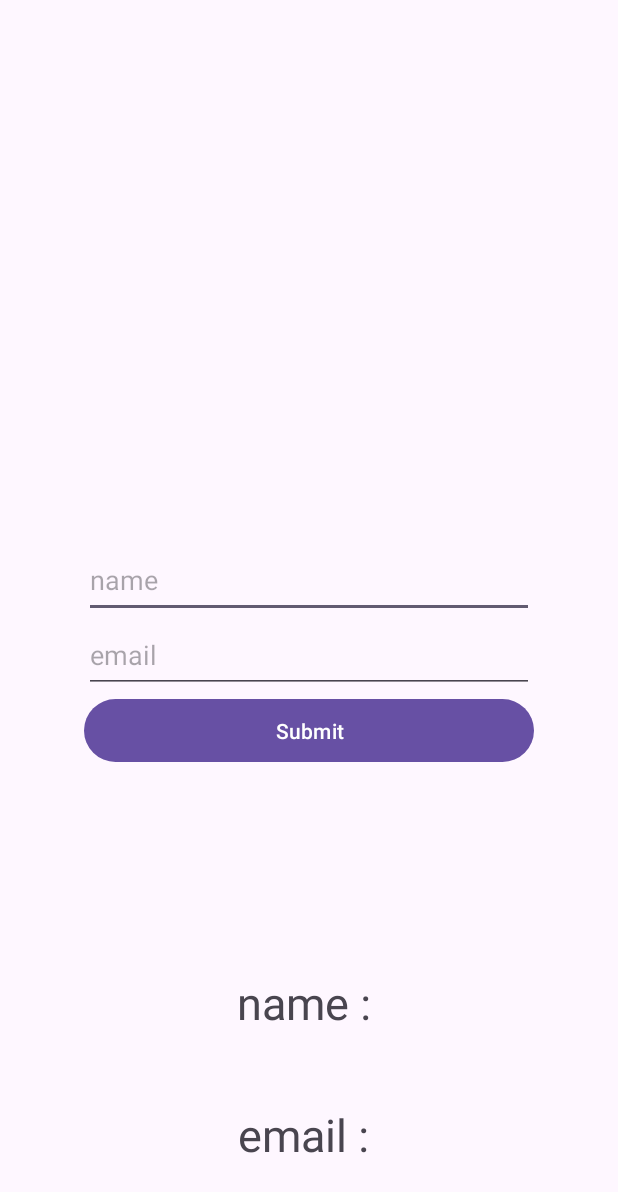
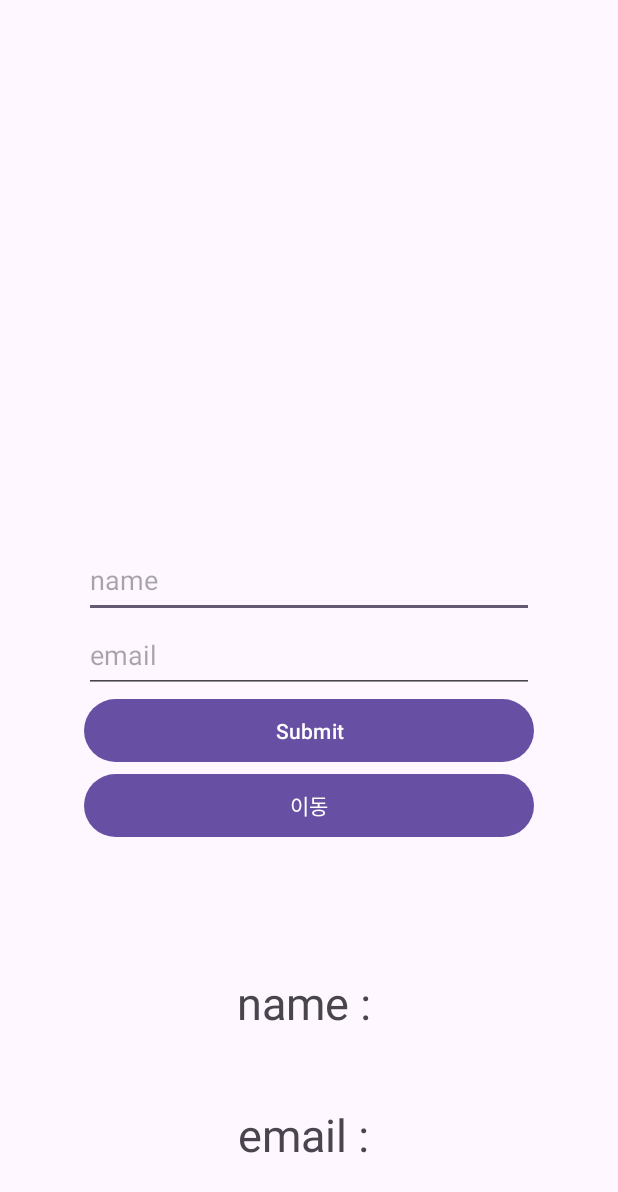
Before and after one commit to rmsp7223123/mvp, an Android app: the screen it shows after launch (MainActivity), on a phone screen of 412 x 824 dp. Shown: the top 1192 px of the screen. Run offline under Robolectric (Android 15) with nearby library versions, the phone set to English and light mode, and no system bars.

Commit message:
그래들 추가 , 모델 추가

```diff
--- a/app/src/main/AndroidManifest.xml
+++ b/app/src/main/AndroidManifest.xml
@@ -13,6 +13,9 @@
         android:theme="@style/Theme.Mvp"
         tools:targetApi="31">
         <activity
+            android:name=".TestActivity"
+            android:exported="false" />
+        <activity
             android:name=".MainActivity"
             android:exported="true">
             <intent-filter>
--- a/app/src/main/java/com/example/mvp/MainActivity.kt
+++ b/app/src/main/java/com/example/mvp/MainActivity.kt
@@ -1,5 +1,6 @@
 package com.example.mvp
 
+import android.content.Intent
 import androidx.appcompat.app.AppCompatActivity
 import android.os.Bundle
 import com.example.mvp.databinding.ActivityMainBinding
@@ -21,6 +22,11 @@ class MainActivity : AppCompatActivity(), Contract.View { // Contract.View 인
 
         presenter.initInfo();
         initButtonListener();
+
+        binding.btnMove.setOnClickListener {
+            startActivity(Intent(this, TestActivity::class.java));
+        };
+
     }
 
     override fun showInfo(info: JSONObject) { // 프리젠터에서 전달된 데이터를 화면에 표시하는 역할
--- a/app/src/main/res/layout/activity_main.xml
+++ b/app/src/main/res/layout/activity_main.xml
@@ -40,6 +40,16 @@
         app:layout_constraintTop_toBottomOf="@id/email_input">
     </Button>
 
+    <Button
+        android:layout_width="300dp"
+        android:layout_height="50dp"
+        app:layout_constraintLeft_toLeftOf="parent"
+        app:layout_constraintRight_toRightOf="parent"
+        app:layout_constraintTop_toBottomOf="@id/button_submit"
+        android:text="이동"
+        android:id="@+id/btn_move"
+        />
+
     <TextView
         android:id="@+id/name_output"
         android:layout_width="wrap_content"
```
Also changed, not shown: app/build.gradle (+35 -4 lines), app/src/main/java/com/example/mvp/TestActivity.kt (added, +16 -0 lines), app/src/main/java/com/example/mvp/User.kt (added, +13 -0 lines), app/src/main/res/layout/activity_test.xml (added, +9 -0 lines), build.gradle (+14 -1 lines).
